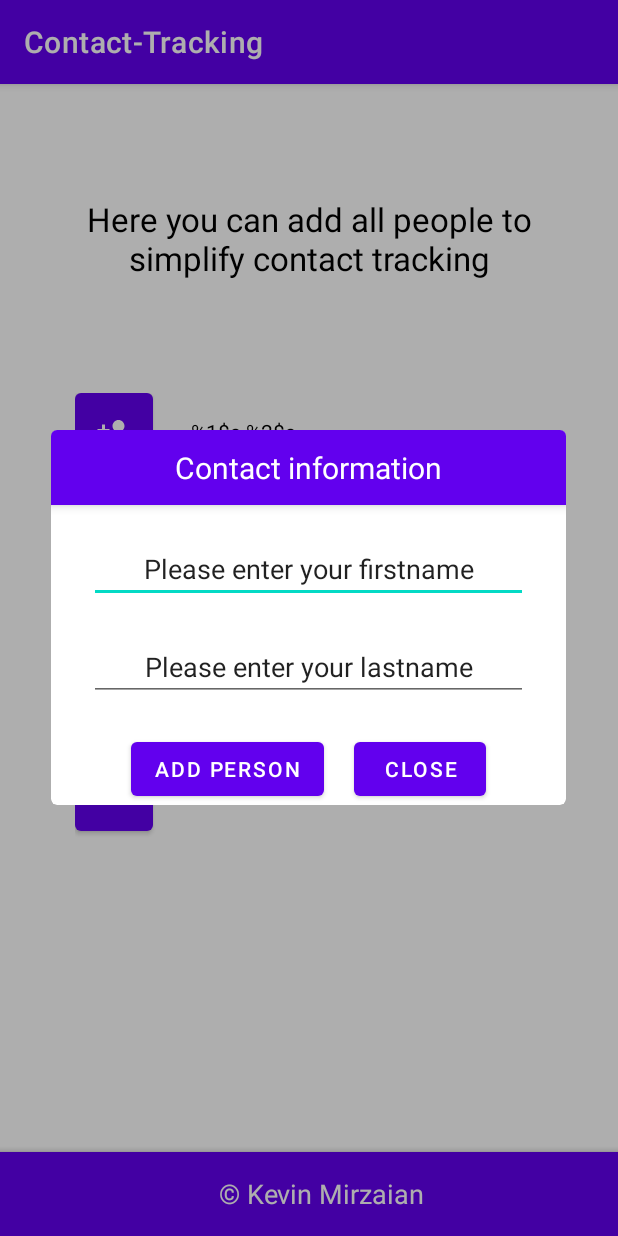
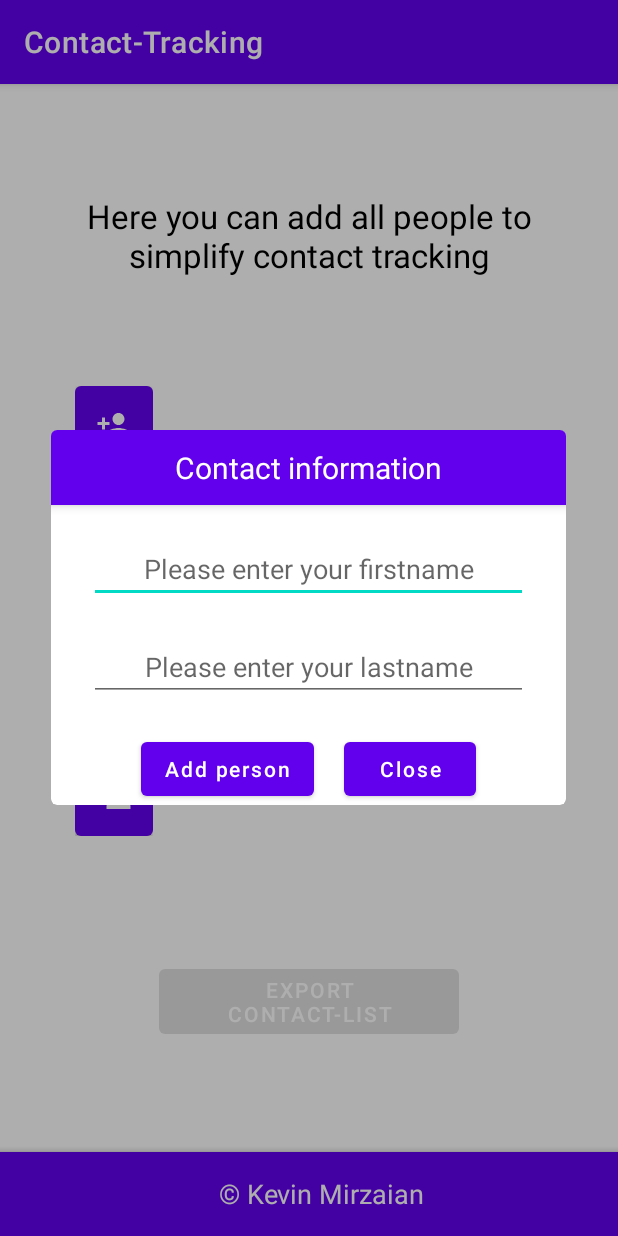
Before and after one commit to Mirzaian/Contact-Tracing, an Android app: the screen it shows after launch (MainActivity), after a tap on an icon or button, on a phone screen of 412 x 824 dp. Run offline under Robolectric (Android 15) with nearby library versions, the phone set to English and light mode, and no system bars.

Commit message:
export button added

```diff
--- a/app/src/main/java/com/example/contact_tracking/views/MainActivity.kt
+++ b/app/src/main/java/com/example/contact_tracking/views/MainActivity.kt
@@ -1,21 +1,31 @@
 package com.example.contact_tracking.views
 
+import android.Manifest
 import android.content.pm.ActivityInfo
+import android.content.pm.PackageManager
+import android.os.Build
 import android.os.Bundle
-import android.os.Parcel
-import android.os.Parcelable
+import android.os.Environment
 import android.view.LayoutInflater
+import android.view.View
 import androidx.appcompat.app.AppCompatActivity
+import androidx.core.app.ActivityCompat
+import androidx.core.content.ContextCompat
+import com.example.contact_tracking.R
 import com.example.contact_tracking.databinding.AddpersonBinding
 import com.example.contact_tracking.databinding.MainBinding
 import com.example.contact_tracking.item.ItemPerson
 import com.example.contact_tracking.logger.Logger
 import com.google.android.material.button.MaterialButton
 import com.google.android.material.dialog.MaterialAlertDialogBuilder
+import com.google.android.material.textview.MaterialTextView
+import java.io.File
+import java.io.FileOutputStream
+
 
 class MainActivity() : AppCompatActivity(){
 
-    // variables for binding and Logger
+    // variables for binding
     private var binding: MainBinding? = null
     private val gui get() = binding!!
 
@@ -24,9 +34,38 @@ class MainActivity() : AppCompatActivity(){
 
     // variables Person
     private lateinit var btnOpenDialog: List<MaterialButton>
+    private var btnPersonInfo = mutableListOf<MaterialTextView>()
     private val personInfo = mutableListOf<ItemPerson>()
+    private var personAmount = 0
+
+    private val requiredPermissions = arrayOf(
+        "android.permission.READ_EXTERNAL_STORAGE",
+        "android.permission.WRITE_EXTERNAL_STORAGE"
+    )
+
+    private fun requestPermissions() {
+        if (!allPermissionsGranted()) {
+            val requestCodePermissions = 101
+            ActivityCompat.requestPermissions(this, requiredPermissions, requestCodePermissions)
+            requestPermissions()
+        }
+    }
+
+    private fun allPermissionsGranted(): Boolean {
+        for (permission in requiredPermissions) {
+            if (ContextCompat.checkSelfPermission(
+                    this,
+                    permission
+                ) != PackageManager.PERMISSION_GRANTED
+            ) {
+                return false
+            }
+        }
+        return true
+    }
 
     override fun onCreate(savedInstanceState: Bundle?) {
+
         this.logger.info("MainActivity started")
 
         // locking app into landscape mode
@@ -37,20 +76,23 @@ class MainActivity() : AppCompatActivity(){
         binding = MainBinding.inflate(layoutInflater)
         setContentView(gui.root)
 
-        // created a variable for all person btn
-        btnOpenDialog = listOf(gui.btnPerson1, gui.btnPerson2, gui.btnPerson3, gui.btnPerson4, gui.btnPerson5)
+        requestPermissions()
+
+        // created a variable for all person btn & tv
+        btnOpenDialog = listOf(gui.btnPerson1, gui.btnPerson2, gui.btnPerson3, gui.btnPerson4, gui.btnPerson5) as MutableList<MaterialButton>
+        btnPersonInfo = listOf(gui.tvPerson1, gui.tvPerson2, gui.tvPerson3, gui.tvPerson4, gui.tvPerson5) as MutableList<MaterialTextView>
+
+        exportData()
 
         // run function openDialog
         openDialog()
     }
 
-    private fun showMessageBox(materialButton: MaterialButton) {
+    private fun showMessageBox(materialButton: MaterialButton, textView: MaterialTextView) {
         // inflate addperson layout
-        var addPersonBinding = AddpersonBinding.inflate(LayoutInflater.from(layoutInflater.context))
-
+        val addPersonBinding = AddpersonBinding.inflate(LayoutInflater.from(layoutInflater.context))
         // alertDialogBuilder
-        val messageBoxBuilder =
-            MaterialAlertDialogBuilder(this@MainActivity).setView(addPersonBinding.LayoutAddPerson)
+        val messageBoxBuilder = MaterialAlertDialogBuilder(this@MainActivity).setView(addPersonBinding.LayoutAddPerson)
 
         // show dialog
         val messageBoxInstance = messageBoxBuilder.show()
@@ -58,20 +100,80 @@ class MainActivity() : AppCompatActivity(){
         addPersonBinding.btnClose.setOnClickListener() {
             // close dialog
             messageBoxInstance.dismiss()
-            //ItemPerso data filled with first & lastname
-            addPersonBinding.btnAddPerson.setOnClickListener {
-                val personItem = ItemPerson(addPersonBinding.textInputFirstname.toString(), addPersonBinding.textInputLastname.toString())
-                personInfo.add(personItem)
+        }
+
+        // itemPerson data filled with first & lastname
+        addPersonBinding.btnAddPerson.setOnClickListener {
+            val personItem = ItemPerson(addPersonBinding.textInputFirstname.text.toString(), addPersonBinding.textInputLastname.text.toString())
+            personInfo.add(personItem)
+            val lastIndex = personInfo.lastIndex
+            // count personAmout and enable export button
+            personAmount++
+            gui.btnConvert.isEnabled = true
+            materialButton.setIconResource(R.drawable.ic_person_remove)
+            logger.info("Person added")
+
+        // btnAddPerson remove lastIndex
+        materialButton.setOnClickListener {
+            personInfo.removeAt(lastIndex)
+            personAmount--
+            if(personAmount==0) { gui.btnConvert.isEnabled = false }
+            materialButton.setIconResource(R.drawable.ic_person_add)
+            textView.visibility = View.GONE
+            materialButton.setOnClickListener {
+                showMessageBox(materialButton, textView)
             }
-
+        }
+            textView.text = getString(R.string.personInfo, addPersonBinding.textInputFirstname.text, addPersonBinding.textInputLastname.text)
+            textView.visibility = View.VISIBLE
+            messageBoxInstance.dismiss()
         }
     }
 
     private fun openDialog() {
         for (i in btnOpenDialog.indices) {
             btnOpenDialog[i].setOnClickListener {
-                showMessageBox(btnOpenDialog[i])
+                showMessageBox(btnOpenDialog[i], btnPersonInfo[i])
             }
         }
     }
+
+    private fun exportData() {
+
+        gui.btnConvert.setOnClickListener {
+            val header = "Firstname, Lastname"
+            val filename = "contact_tracking.csv"
+
+            val dir = if(Build.VERSION.SDK_INT >= Build.VERSION_CODES.R) {
+                File(Environment.getExternalStoragePublicDirectory(Environment.DIRECTORY_DOCUMENTS).toString() + "/" + "blub")
+            } else {
+                File(Environment.getExternalStorageDirectory().toString() + "/" + "blub")
+            }
+            dir.mkdirs()
+
+            // create fileOut Object
+            val fileOut = File(dir, filename)
+
+            val fileOutStream = FileOutputStream(fileOut)
+
+            var content = header+"\n"
+
+            for(item in personInfo) {
+                logger.info("${item.firstname}, ${item.lastname}")
+                content += "${item.firstname}, ${item.lastname}\n"
+            }
+
+            logger.info(content)
+            try {
+                fileOutStream.write(content.toByteArray())
+            } catch (e: Exception) {
+                //BLABLABLA
+            } finally {
+                fileOutStream.close()
+            }
+
+            logger.info("contact_tracking.csv created")
+
+        }
+    }
 }
--- /dev/null
+++ b/app/src/main/res/drawable/ic_person_remove.xml
@@ -0,0 +1,5 @@
+<vector android:height="24dp" android:tint="#FFFFFF"
+    android:viewportHeight="24" android:viewportWidth="24"
+    android:width="24dp" xmlns:android="http://schemas.android.com/apk/res/android">
+    <path android:fillColor="@android:color/white" android:pathData="M14,8c0,-2.21 -1.79,-4 -4,-4S6,5.79 6,8s1.79,4 4,4S14,10.21 14,8zM17,10v2h6v-2H17zM2,18v2h16v-2c0,-2.66 -5.33,-4 -8,-4S2,15.34 2,18z"/>
+</vector>
--- a/app/src/main/res/layout/addperson.xml
+++ b/app/src/main/res/layout/addperson.xml
@@ -49,7 +49,7 @@
                 android:layout_height="wrap_content"
                 android:layout_marginBottom="20dp"
 
-                android:text="Please enter your firstname"
+                android:hint="Please enter your firstname"
                 android:textAlignment="center"/>
 
             <com.google.android.material.textfield.TextInputEditText
@@ -59,7 +59,7 @@
                 android:layout_height="wrap_content"
                 android:layout_marginBottom="20dp"
 
-                android:text="Please enter your lastname"
+                android:hint="Please enter your lastname"
                 android:textAlignment="center"/>
         </LinearLayout>
     </LinearLayout>
@@ -85,7 +85,9 @@
             android:layout_marginRight="20dp"
 
             android:text="Add person"
-            android:textColor="@color/white"/>
+            android:textColor="@color/white"
+            android:textAllCaps="false"/>
+
         <com.google.android.material.button.MaterialButton
             android:id="@+id/btnClose"
 
@@ -93,6 +95,7 @@
             android:layout_height="wrap_content"
 
             android:text="Close"
-            android:textColor="@color/white"/>
+            android:textColor="@color/white"
+            android:textAllCaps="false"/>
     </LinearLayout>
 </androidx.constraintlayout.widget.ConstraintLayout>
--- a/app/src/main/res/layout/main.xml
+++ b/app/src/main/res/layout/main.xml
@@ -43,6 +43,7 @@
         <LinearLayout
             android:layout_width="wrap_content"
             android:layout_height="wrap_content"
+            android:layout_marginBottom="10dp"
 
             android:orientation="horizontal">
 
@@ -66,14 +67,17 @@
                 android:layout_width="120dp"
                 android:layout_height="60dp"
 
-                android:text="%1$s %2$s"
+                android:text="@string/personInfo"
                 android:textAlignment="center"
-                android:textColor="@color/black" />
+                android:textColor="@color/black"
+
+                android:visibility="gone"/>
         </LinearLayout>
 
         <LinearLayout
             android:layout_width="wrap_content"
             android:layout_height="wrap_content"
+            android:layout_marginBottom="10dp"
 
             android:orientation="horizontal">
 
@@ -97,14 +101,17 @@
                 android:layout_width="120dp"
                 android:layout_height="60dp"
 
-                android:text="%1$s %2$s"
+                android:text="@string/personInfo"
                 android:textAlignment="center"
-                android:textColor="@color/black" />
+                android:textColor="@color/black"
+
+                android:visibility="gone"/>
         </LinearLayout>
 
         <LinearLayout
             android:layout_width="wrap_content"
             android:layout_height="wrap_content"
+            android:layout_marginBottom="10dp"
 
             android:orientation="horizontal">
 
@@ -128,14 +135,17 @@
                 android:layout_width="120dp"
                 android:layout_height="60dp"
 
-                android:text="%1$s %2$s"
+                android:text="@string/personInfo"
                 android:textAlignment="center"
-                android:textColor="@color/black" />
+                android:textColor="@color/black"
+
+                android:visibility="gone"/>
         </LinearLayout>
 
         <LinearLayout
             android:layout_width="wrap_content"
             android:layout_height="wrap_content"
+            android:layout_marginBottom="10dp"
 
             android:orientation="horizontal">
 
@@ -159,14 +169,17 @@
                 android:layout_width="120dp"
                 android:layout_height="60dp"
 
-                android:text="%1$s %2$s"
+                android:text="@string/personInfo"
                 android:textAlignment="center"
-                android:textColor="@color/black" />
+                android:textColor="@color/black"
+
+                android:visibility="gone"/>
         </LinearLayout>
 
         <LinearLayout
             android:layout_width="wrap_content"
             android:layout_height="wrap_content"
+            android:layout_marginBottom="10dp"
 
             android:orientation="horizontal">
 
@@ -190,12 +203,31 @@
                 android:layout_width="120dp"
                 android:layout_height="60dp"
 
-                android:text="%1$s %2$s"
+                android:text="@string/personInfo"
                 android:textAlignment="center"
-                android:textColor="@color/black" />
+                android:textColor="@color/black"
+
+                android:visibility="gone"/>
         </LinearLayout>
 
     </LinearLayout>
+
+    <com.google.android.material.button.MaterialButton
+        android:id="@+id/btnConvert"
+
+        android:layout_width="200dp"
+        android:layout_height="wrap_content"
+
+        android:text="Export Contact-list"
+        android:textAlignment="center"
+        android:textColor="@color/white"
+
+        android:enabled="false"
+
+        app:layout_constraintBottom_toTopOf="@+id/bottomAppBar"
+        app:layout_constraintEnd_toEndOf="parent"
+        app:layout_constraintStart_toStartOf="parent"
+        app:layout_constraintTop_toBottomOf="@+id/linearLayout" />
 
     <com.google.android.material.bottomappbar.BottomAppBar
         android:id="@+id/bottomAppBar"
--- a/app/src/main/res/values/strings.xml
+++ b/app/src/main/res/values/strings.xml
@@ -1,3 +1,4 @@
 <resources>
     <string name="app_name">Contact-Tracking</string>
+    <string name="personInfo">%1$s %2$s</string>
 </resources>
```
Also changed, not shown: app/src/main/AndroidManifest.xml (+29 -1 lines), app/src/main/res/xml/file_path.xml (added, +10 -0 lines).
